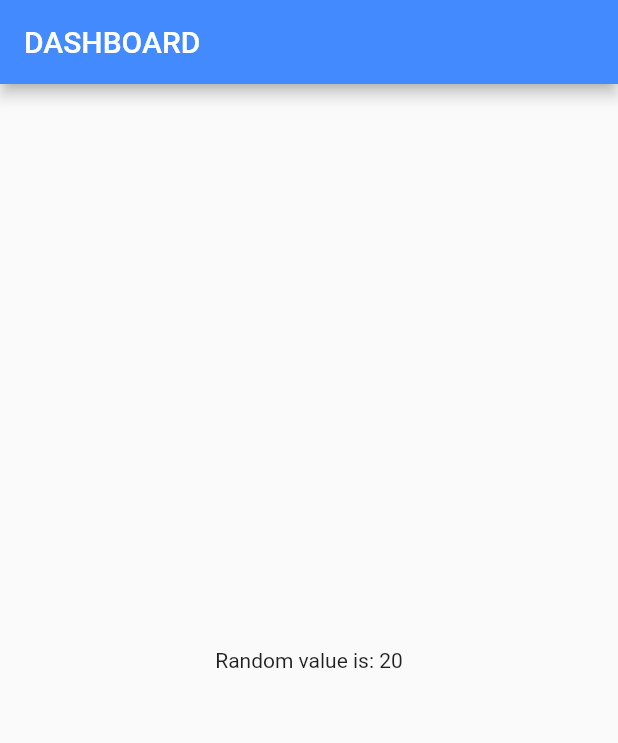
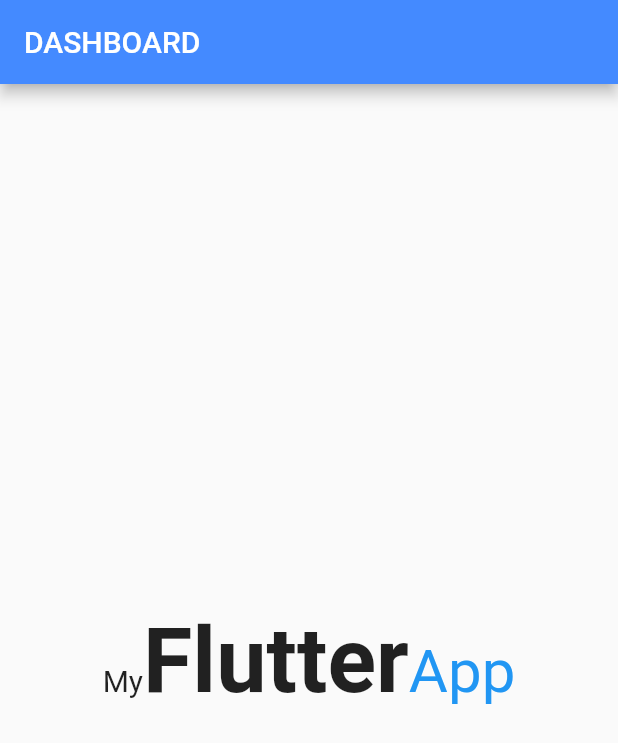
Before and after one commit to khizzar/FlutterAppPractise, a Flutter app: the screen it shows after launch, on a phone screen of 412 x 824 dp. Shown: the top 743 px of the screen. Run offline on Flutter 3.47's test engine with Material 2 defaults, Android fonts, the phone set to English and light mode, and no system bars.

Commit message:
text span

```diff
--- a/lib/screens/Dashboard.dart
+++ b/lib/screens/Dashboard.dart
@@ -1,5 +1,3 @@
-import 'dart:math';
-
 import 'package:flutter/material.dart';
 
 class Dashboard extends StatelessWidget {
@@ -13,13 +11,18 @@ class Dashboard extends StatelessWidget {
         backgroundColor: Colors.blueAccent,
       ),
       body: Center(
-          child: Text("Random value is: ${getNumber()}")),
+          child: Text.rich(TextSpan(
+              text: 'My',
+              style: TextStyle(fontSize: 20.0),
+              children: [
+                TextSpan(
+                    text: 'Flutter',
+                    style:
+                    TextStyle(fontSize: 60.0, fontWeight: FontWeight.bold)),
+                TextSpan(
+                    text: 'App',
+                    style: TextStyle(fontSize: 40.0, color: Colors.blue))
+              ]))),
     );
   }
 }
-
-int getNumber() {
-  Random random = Random();
-  int number = random.nextInt(100);
-  return number;
-}
```
